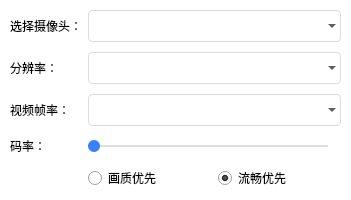
Above: Linux/src/TestVideoSetting/DlgVideoSet.ui from cloudroomSDK/API-Demo before the change. Below: the same form after it.
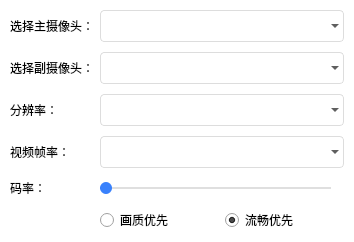
That is the form after the change. Icons and pictures are not drawn.

Commit message: CRVideoSDK_CPP_Linux_V4.19.12.3

```diff
--- a/Linux/src/TestVideoSetting/DlgVideoSet.ui
+++ b/Linux/src/TestVideoSetting/DlgVideoSet.ui
@@ -6,8 +6,8 @@
    <rect>
     <x>0</x>
     <y>0</y>
-    <width>351</width>
-    <height>199</height>
+    <width>354</width>
+    <height>238</height>
    </rect>
   </property>
   <property name="windowTitle">
@@ -96,41 +96,41 @@
    <item row="0" column="0">
     <widget class="QLabel" name="label">
      <property name="text">
-      <string>选择摄像头：</string>
+      <string>选择主摄像头：</string>
      </property>
     </widget>
    </item>
    <item row="0" column="1">
     <widget class="QComboBox" name="cbBx_camSel"/>
    </item>
-   <item row="1" column="0">
+   <item row="2" column="0">
     <widget class="QLabel" name="label_2">
      <property name="text">
       <string>分辨率：</string>
      </property>
     </widget>
    </item>
-   <item row="1" column="1">
+   <item row="2" column="1">
     <widget class="QComboBox" name="cbBx_resolution"/>
    </item>
-   <item row="2" column="0">
+   <item row="3" column="0">
     <widget class="QLabel" name="label_3">
      <property name="text">
       <string>视频帧率：</string>
      </property>
     </widget>
    </item>
-   <item row="2" column="1">
+   <item row="3" column="1">
     <widget class="QComboBox" name="cbBx_fps"/>
    </item>
-   <item row="3" column="0">
+   <item row="4" column="0">
     <widget class="QLabel" name="label_4">
      <property name="text">
       <string>码率：</string>
      </property>
     </widget>
    </item>
-   <item row="3" column="1">
+   <item row="4" column="1">
     <layout class="QHBoxLayout" name="horizontalLayout">
      <item>
       <widget class="QSlider" name="sld_bps">
@@ -144,7 +144,7 @@
      </item>
     </layout>
    </item>
-   <item row="4" column="1">
+   <item row="5" column="1">
     <layout class="QHBoxLayout" name="horizontalLayout_2">
      <item>
       <widget class="QRadioButton" name="rb_qualityMode">
@@ -165,6 +165,16 @@
      </item>
     </layout>
    </item>
+   <item row="1" column="0">
+    <widget class="QLabel" name="label_5">
+     <property name="text">
+      <string>选择副摄像头：</string>
+     </property>
+    </widget>
+   </item>
+   <item row="1" column="1">
+    <widget class="QComboBox" name="cbBx_camSel_2"/>
+   </item>
   </layout>
  </widget>
  <layoutdefault spacing="6" margin="11"/>
```
The commit also changes 42 other files.
